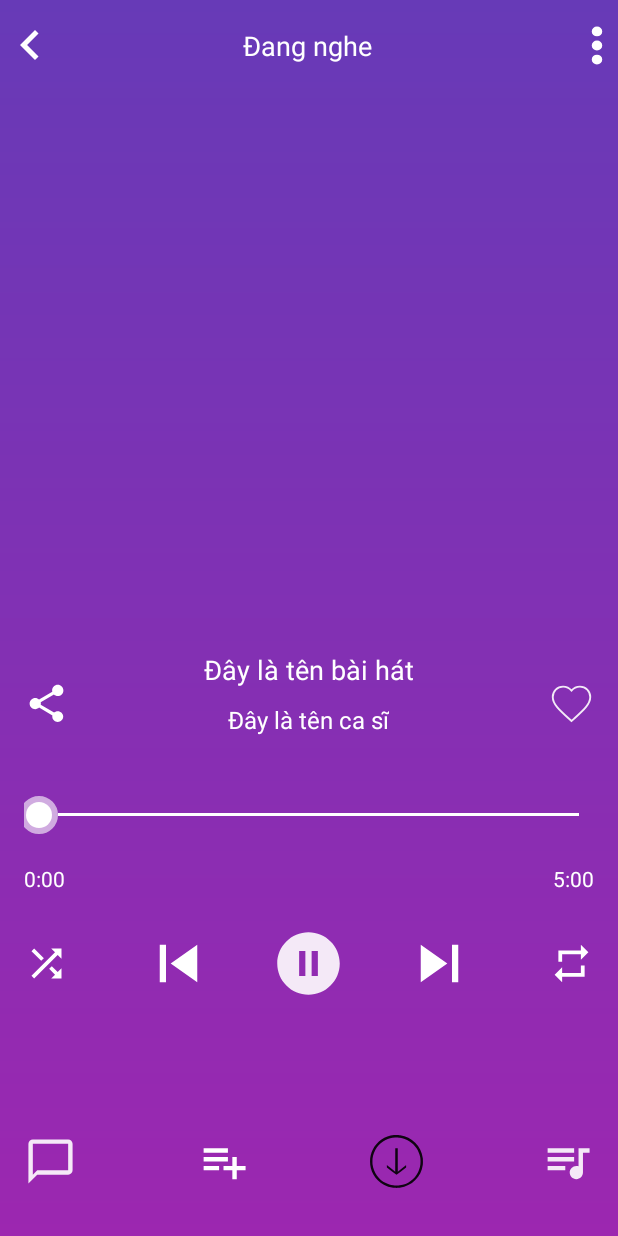
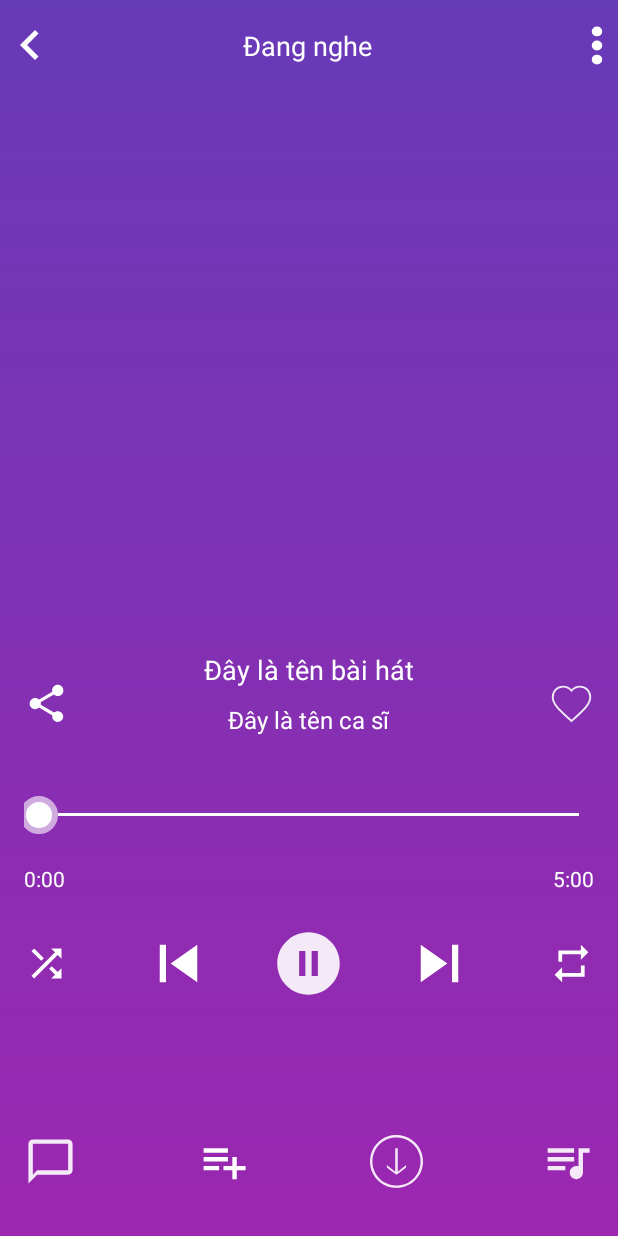
Before and after one commit to HoangMDuc/musicplayer, an Android app: the PlayerActivity screen opened directly, with no data from a screen before it, on a phone screen of 412 x 824 dp. Run offline under Robolectric (Android 15) with nearby library versions, the phone set to English and light mode, and no system bars; our stand-ins replace Picasso; libraries missing offline, so code that uses them is left out: androidx.palette.graphics; pictures from the network do not load; 11 statements that could not run were skipped.

Commit message:
change download icon

```diff
--- a/app/src/main/AndroidManifest.xml
+++ b/app/src/main/AndroidManifest.xml
@@ -25,6 +25,7 @@ xmlns:tools="http://schemas.android.com/tools">
         android:exported="false"/>
     <activity
         android:name=".PlayerActivity"
+        android:parentActivityName=".MainActivity"
         android:exported="false" />
     <activity
         android:name=".DownloadedMusicActivity"
--- a/app/src/main/java/com/example/musicplayer/ApplicationClass.java
+++ b/app/src/main/java/com/example/musicplayer/ApplicationClass.java
@@ -12,6 +12,7 @@ public class ApplicationClass extends Application {
     public static final String ACTION_NEXT = "ACTION_NEXT";
     public static final String ACTION_PLAY = "ACTION_PLAY";
     public static final String ACTION_CLOSE = "ACTION_CLOSE";
+    public static final String ACTION_PLAY_NEW_MUSIC = "ACTION_PLAY_NEW_MUSIC";
 
     @Override
     public void onCreate() {
--- a/app/src/main/java/com/example/musicplayer/PlayerActivity.java
+++ b/app/src/main/java/com/example/musicplayer/PlayerActivity.java
@@ -1,5 +1,6 @@
 package com.example.musicplayer;
 
+import static com.example.musicplayer.ApplicationClass.ACTION_PLAY_NEW_MUSIC;
 import static com.example.musicplayer.MainActivity.PERMISSION_REQUEST_CODE;
 import static com.example.musicplayer.MainActivity.StartDownload;
 import static com.example.musicplayer.MainActivity.selectedMusic;
@@ -8,6 +9,7 @@ import static com.example.musicplayer.MainActivity.selectedMusic;
 import androidx.appcompat.app.AppCompatActivity;
 import androidx.constraintlayout.widget.ConstraintLayout;
 import androidx.core.app.ActivityCompat;
+import androidx.core.app.NavUtils;
 import androidx.core.content.ContextCompat;
 import androidx.palette.graphics.Palette;
 import androidx.recyclerview.widget.LinearLayoutManager;
@@ -100,8 +102,11 @@ public class PlayerActivity extends AppCompatActivity implements ServiceConnecti
         isRepeat = sharedPreferences.getBoolean("isRepeat", false);
         mi = new MusicImp(sharedPreferences);
         listData = (ArrayList<Music>) getIntent().getSerializableExtra("ListMusic");
+        Toast.makeText(this,"CREATE",Toast.LENGTH_SHORT).show();
         currentIndex = getIntent().getIntExtra("currentIndex", -1);
-        playlist = new ArrayList<>(listData);
+        if(listData != null) {
+            playlist = new ArrayList<>(listData);
+        }
         if(isShuffle) {
             Music currentSong = listData.get(currentIndex);
             int currentSongInPlaylist = findMusicInList(playlist,currentSong);
@@ -120,8 +125,8 @@ public class PlayerActivity extends AppCompatActivity implements ServiceConnecti
         }
         Intent intent = new Intent(this, MusicService.class);
         intent.putExtra("currentIndex",currentIndex);
+        intent.putExtra("ActionName",ACTION_PLAY_NEW_MUSIC);
         startService(intent);
-
         seekBar.setOnSeekBarChangeListener(new SeekBar.OnSeekBarChangeListener() {
             @Override
             public void onProgressChanged(SeekBar seekBar, int progress, boolean fromUser) {
@@ -651,7 +656,7 @@ public class PlayerActivity extends AppCompatActivity implements ServiceConnecti
         musicService.OnCompleted();
         musicService.showNotification();
         playPauseBtn.setImageResource(R.drawable.baseline_pause_circle_24);
-        Toast.makeText(this,"Test",Toast.LENGTH_SHORT).show();
+
         setCurrentSong();
 
     }
@@ -718,7 +723,9 @@ public class PlayerActivity extends AppCompatActivity implements ServiceConnecti
 
     @Override
     protected void onDestroy() {
-
+        Toast.makeText(this,"DESTROY",Toast.LENGTH_SHORT).show();
         super.onDestroy();
     }
+
+
 }
--- a/app/src/main/java/com/example/musicplayer/adapter/FavoriteSongAdapter.java
+++ b/app/src/main/java/com/example/musicplayer/adapter/FavoriteSongAdapter.java
@@ -87,7 +87,7 @@ public class FavoriteSongAdapter extends RecyclerView.Adapter<FavoriteSongAdapte
         if (mi.isDownloadedMusic(myMusic.get_id())){
             holder.download_img.setImageResource(R.drawable.download_purple);
         } else {
-            holder.download_img.setImageResource(R.drawable.download_white);
+            holder.download_img.setImageResource(R.drawable.download_black);
         }
 
         holder.constraintLayout.setOnClickListener(new View.OnClickListener() {
@@ -120,7 +120,7 @@ public class FavoriteSongAdapter extends RecyclerView.Adapter<FavoriteSongAdapte
                     download_btn.setImageResource(R.drawable.download_purple);
                     download_tv.setText("Đã tải xuống");
                 } else {
-                    download_btn.setImageResource(R.drawable.download_white);
+                    download_btn.setImageResource(R.drawable.download_black);
                     download_tv.setText("Tải xuống");
                 }
                 //Log.d("download", mi.isDownloadedMusic(myMusic.get_id())+"");
--- a/app/src/main/java/com/example/musicplayer/adapter/HistorySongAdapter.java
+++ b/app/src/main/java/com/example/musicplayer/adapter/HistorySongAdapter.java
@@ -86,7 +86,7 @@ public class HistorySongAdapter extends RecyclerView.Adapter<HistorySongAdapter.
         if (mi.isDownloadedMusic(myMusic.get_id())){
             holder.download_img.setImageResource(R.drawable.download_purple);
         } else {
-            holder.download_img.setImageResource(R.drawable.download_white);
+            holder.download_img.setImageResource(R.drawable.download_black);
         }
 
         holder.constraintLayout.setOnClickListener(new View.OnClickListener() {
@@ -119,7 +119,7 @@ public class HistorySongAdapter extends RecyclerView.Adapter<HistorySongAdapter.
                     download_btn.setImageResource(R.drawable.download_purple);
                     download_tv.setText("Đã tải xuống");
                 } else {
-                    download_btn.setImageResource(R.drawable.download_white);
+                    download_btn.setImageResource(R.drawable.download_black);
                     download_tv.setText("Tải xuống");
                 }
 
--- a/app/src/main/java/com/example/musicplayer/adapter/SearchAdapter.java
+++ b/app/src/main/java/com/example/musicplayer/adapter/SearchAdapter.java
@@ -100,7 +100,7 @@ public class SearchAdapter extends RecyclerView.Adapter<SearchAdapter.SearchView
                     download_btn.setImageResource(R.drawable.download_purple);
                     download_tv.setText("Đã tải xuống");
                 } else {
-                    download_btn.setImageResource(R.drawable.download_white);
+                    download_btn.setImageResource(R.drawable.download_black);
                     download_tv.setText("Tải xuống");
                 }
 
--- a/app/src/main/java/com/example/musicplayer/adapter/ZingChartAdapter.java
+++ b/app/src/main/java/com/example/musicplayer/adapter/ZingChartAdapter.java
@@ -112,7 +112,7 @@ public class ZingChartAdapter extends RecyclerView.Adapter<ZingChartAdapter.View
                     download_btn.setImageResource(R.drawable.download_purple);
                     download_tv.setText("Đã tải xuống");
                 } else {
-                    download_btn.setImageResource(R.drawable.download_white);
+                    download_btn.setImageResource(R.drawable.download_black);
                     download_tv.setText("Tải xuống");
                 }
 
@@ -290,6 +290,7 @@ public class ZingChartAdapter extends RecyclerView.Adapter<ZingChartAdapter.View
                 Intent intent = new Intent(view.getContext(), PlayerActivity.class);
                 intent.putExtra("ListMusic",listdata);
                 intent.putExtra("currentIndex",position);
+                intent.setFlags(Intent.FLAG_ACTIVITY_SINGLE_TOP);
                 view.getContext().startActivity(intent);
             }
         });
--- a/app/src/main/res/drawable/download_white.xml
+++ b/app/src/main/res/drawable/download_white.xml
@@ -1,8 +1,8 @@
 <vector android:alpha="0.9" android:height="36dp"
     android:viewportHeight="512" android:viewportWidth="512"
     android:width="36dp" xmlns:android="http://schemas.android.com/apk/res/android">
-    <path android:fillColor="#000"
+    <path android:fillColor="#FFFFFF"
         android:pathData="M231.5,1.1c-88,9 -164.2,61.2 -204.2,139.9 -37.5,73.9 -36,165 4,237.5 23.8,43.2 59,78.4 102.2,102.2 26.8,14.8 57.3,24.7 91,29.5 11.8,1.7 51.2,1.7 63,-0 59.8,-8.5 109.5,-33.1 150.2,-74.3 40.4,-40.8 64.1,-89.4 72.5,-148.4 1.7,-11.8 1.7,-51.2 0,-63 -8.4,-59.2 -32.8,-108.8 -73.3,-149.4 -39.6,-39.5 -88.1,-63.8 -144.9,-72.6 -12.5,-1.9 -47.7,-2.8 -60.5,-1.4zM287.5,25.5c66,9.2 125,46.1 162.1,101.6 14.6,21.8 27.8,52.6 33.3,77.4 4.2,18.9 5.3,30.4 5.3,51.5 0,37.8 -7.4,69.9 -23.8,102.9 -34.6,69.7 -98.2,115.6 -176.9,127.7 -15.1,2.3 -47.9,2.3 -63,-0 -26.5,-4.1 -49.2,-11.1 -71.4,-22.2 -70.5,-34.9 -117.7,-101.4 -128.2,-180.4 -1.6,-12.2 -1.6,-43.8 0,-56 10.4,-78.1 56.8,-144.4 125.6,-179.2 29.3,-14.8 57.8,-22.6 92,-25.2 8.6,-0.6 34.6,0.4 45,1.9z" android:strokeColor="#00000000"/>
-    <path android:fillColor="#000"
+    <path android:fillColor="#FFFFFF"
         android:pathData="M243.8,241.1l-0.3,113.2 -29,-22.8c-15.9,-12.5 -34.1,-26.8 -40.2,-31.7l-11.3,-8.9 0,11.8 0.1,11.8 46.4,34.8 46.5,34.7 46.5,-34.7 46.4,-34.8 0.1,-11.9c0,-11.3 -0.1,-11.8 -1.7,-10.4 -1,0.9 -19.1,15.1 -40.3,31.8l-38.5,30.2 -0.3,-113.1 -0.2,-113.1 -12,-0 -12,-0 -0.2,113.1z" android:strokeColor="#00000000"/>
 </vector>
--- a/app/src/main/res/layout/music_popup.xml
+++ b/app/src/main/res/layout/music_popup.xml
@@ -100,7 +100,7 @@
             android:layout_height="30dp"
             android:background="@android:color/transparent"
             android:scaleType="fitXY"
-            app:srcCompat="@mipmap/download_white" />
+            app:srcCompat="@drawable/download_black" />
 
         <TextView
             android:id="@+id/download_tv"
```
Also changed, not shown: app/src/main/java/com/example/musicplayer/services/MusicService.java (+36 -17 lines).
